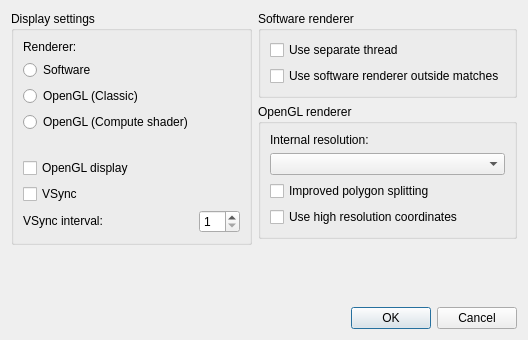
ag-advania/melonPrimeDS, file src/frontend/qt_sdl/VideoSettingsDialog.ui: the form before one commit.
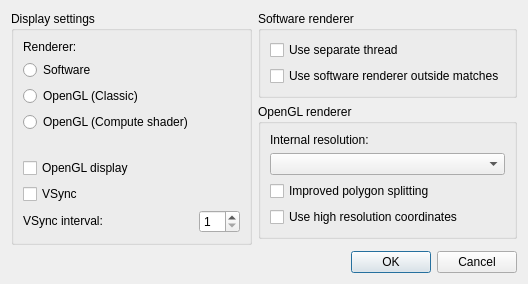
The form after the commit.

Commit message: removing vulkan warn label

Diff of the .ui file:
```diff
--- a/src/frontend/qt_sdl/VideoSettingsDialog.ui
+++ b/src/frontend/qt_sdl/VideoSettingsDialog.ui
@@ -95,31 +95,6 @@
      </layout>
    </widget>
   </item>
-   <item row="2" column="1">
-    <widget class="QLabel" name="lblRendererNotes">
-     <property name="sizePolicy">
-      <sizepolicy hsizetype="Preferred" vsizetype="MinimumExpanding">
-       <horstretch>0</horstretch>
-       <verstretch>0</verstretch>
-      </sizepolicy>
-     </property>
-     <property name="minimumSize">
-      <size>
-       <width>0</width>
-       <height>56</height>
-      </size>
-     </property>
-     <property name="wordWrap">
-      <bool>true</bool>
-     </property>
-     <property name="visible">
-      <bool>false</bool>
-     </property>
-     <property name="text">
-      <string/>
-     </property>
-    </widget>
-   </item>
    <item row="4" column="0" colspan="2">
     <widget class="QDialogButtonBox" name="buttonBox">
      <property name="orientation">
```
The commit also changes 2 other files.
